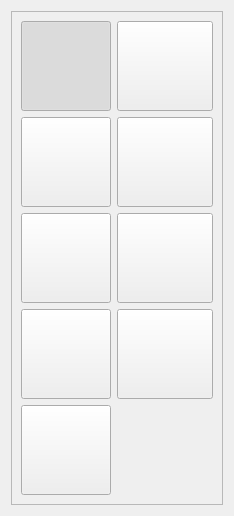
The window that frameworks/runtime-src/proj.win32QT/res/ui/ButtonPanel.ui (Kanaykin/BinaryLand) describes before a commit, drawn with Qt 5.
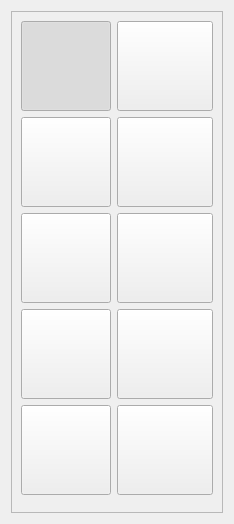
The same window after the commit.

The edit to the form file:
```diff
--- a/frameworks/runtime-src/proj.win32QT/res/ui/ButtonPanel.ui
+++ b/frameworks/runtime-src/proj.win32QT/res/ui/ButtonPanel.ui
@@ -7,7 +7,7 @@
     <x>0</x>
     <y>0</y>
     <width>234</width>
-    <height>490</height>
+    <height>524</height>
    </rect>
   </property>
   <property name="windowTitle">
@@ -224,6 +224,28 @@
         </property>
        </widget>
       </item>
+      <item row="4" column="1">
+       <widget class="QPushButton" name="arrowButton">
+        <property name="minimumSize">
+         <size>
+          <width>90</width>
+          <height>90</height>
+         </size>
+        </property>
+        <property name="text">
+         <string/>
+        </property>
+        <property name="iconSize">
+         <size>
+          <width>80</width>
+          <height>80</height>
+         </size>
+        </property>
+        <property name="checkable">
+         <bool>true</bool>
+        </property>
+       </widget>
+      </item>
      </layout>
     </widget>
    </item>
```
